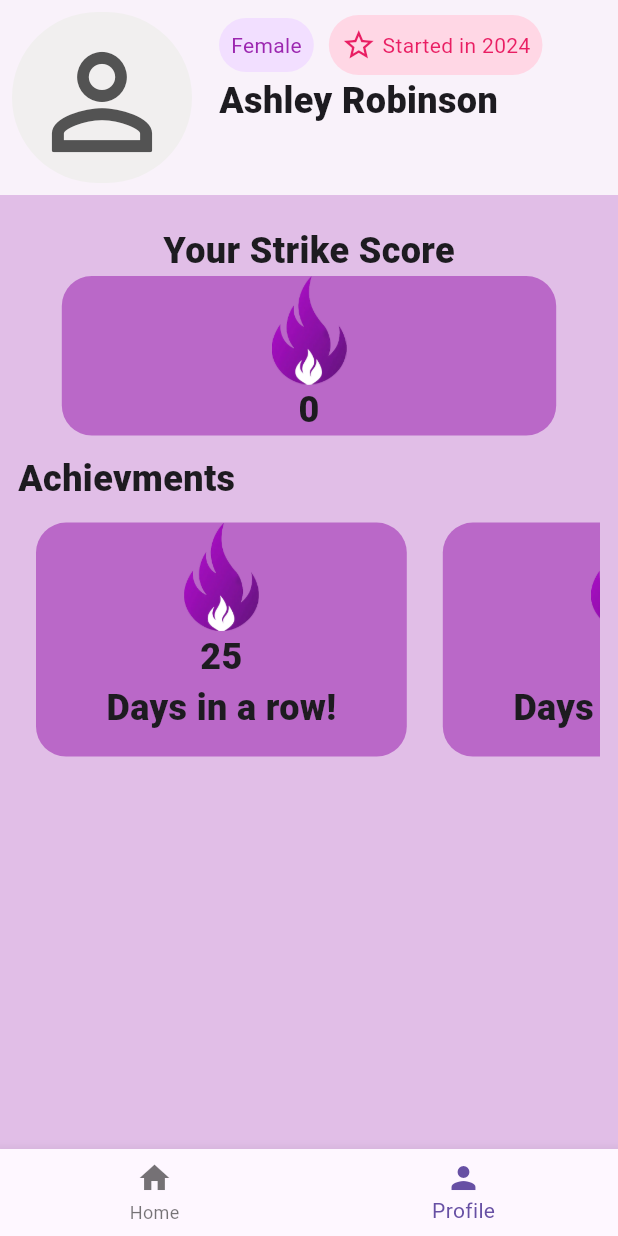
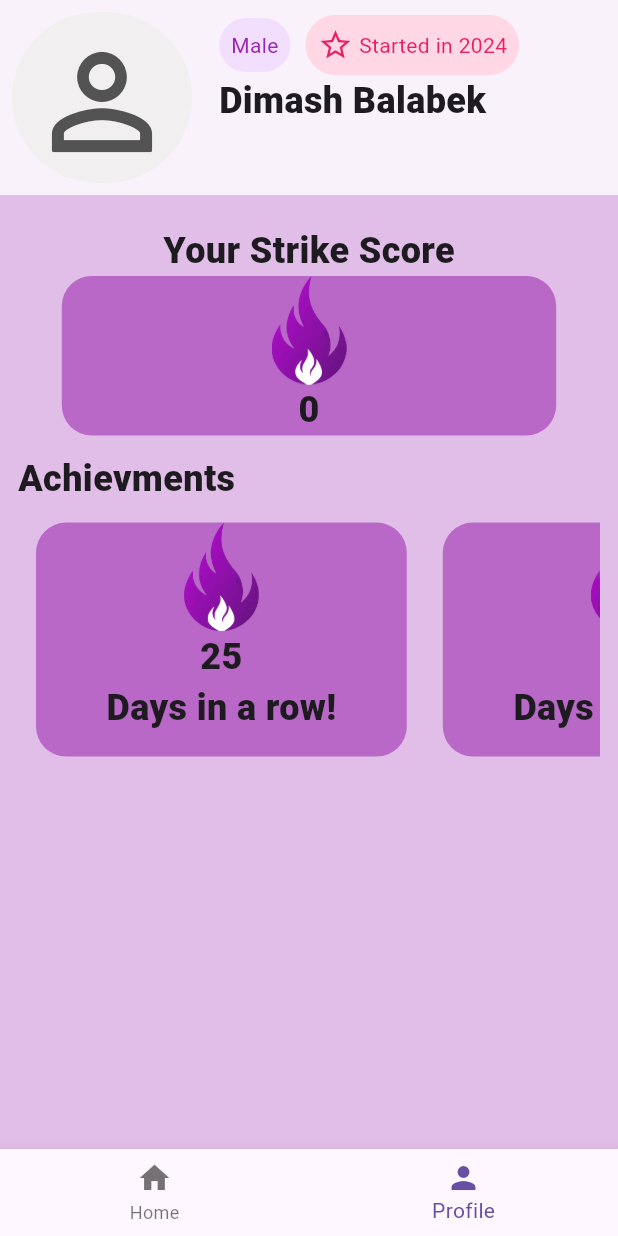
Before and after one commit to dimashbalabek/flutter_lvl5_project, a Flutter app: the HomePage screen opened directly, item 2 of the bottom bar chosen, on a phone screen of 412 x 824 dp. Run offline on Flutter 3.47's test engine with Material 3 defaults, Android fonts, the phone set to English and light mode, and no system bars; our stand-ins replace flutter_slidable, font_awesome_flutter, hive, hive_flutter, introduction_screen; accounts and stored records are empty; statements that could not run were skipped.

Commit message:
fixed and added new features

```diff
--- a/lib/Home.dart
+++ b/lib/Home.dart
@@ -1,4 +1,5 @@
 import 'package:flutter/material.dart';
+import 'package:flutter_lvl5_project/data.dart';
 import 'package:flutter_lvl5_project/data/habit_database.dart';
 import 'package:flutter_lvl5_project/util/date_container.dart';
 import 'package:flutter_lvl5_project/util/habit_settings_box.dart';
@@ -17,23 +18,80 @@ class HomePage extends StatefulWidget {
 
 class _HomePageState extends State<HomePage> {
 
+  late User userData;
+
   HabitDatabase db = HabitDatabase();
+  bool? isNewStrikeDay1;
   final _myBox = Hive.box("Habit_Database");
+  final _mybox0 = Hive.box("Box_Sign");
   var index1Foruk;
   int _selectedIndex = 0;
 
+
+
   @override
+
+  void TheNewDayShower(){
+    if (isNewStrikeDay1 == true) {
+    ScaffoldMessenger.of(context).showSnackBar(
+      SnackBar(
+        backgroundColor: Colors.purple[100],
+        content: Container(
+          decoration: BoxDecoration(
+            color: Colors.white,
+            borderRadius: BorderRadius.circular(16)
+          ),
+          height: MediaQuery.of(context).size.width*0.5,
+          width: MediaQuery.of(context).size.width*0.8,
+          child: Column(
+            children: [
+              Image.asset("assets/day_strike_continues.png", width: 200,),
+              Text("CONGRATULATIONS ON THE NEW STRIKE DAY!", style: TextStyle(color: Colors.black, fontWeight: FontWeight.w900)),
+            ],
+          ),
+        ),
+        duration: Duration(seconds: 3),
+      ),
+    );
+
+    setState(() {
+      isNewStrikeDay1 = false;
+      _myBox.put("IS_NEW_DAY", false);
+    });
+  } else {
+    isNewStrikeDay1 = false;
+  }
+  }
   void initState() {
+
     if (_myBox.get("CURRENT_HABIT_LIST") == null) {
       db.createDefaultData();
     } else {
       db.loadData();
     }
 
+    isNewStrikeDay1 = _myBox.get("IS_NEW_DAY");
+    print(isNewStrikeDay1);
+
+    userData = User(
+      name: _mybox0.get("USER_NAME"),
+      gender: _mybox0.get("USER_GENDER"),
+      age: _mybox0.get("USER_AGE"),
+      email: _mybox0.get("USER_NAME"),
+      password: _mybox0.get("USER_NAME")
+      );
+      print(userData.name);
+
     index1Foruk = db.habitListOfAllTime.length - 1;
     db.updateDatabase();
     super.initState();
+  WidgetsBinding.instance.addPostFrameCallback((_) {
+    TheNewDayShower();
+  });
   }
+
+
+
 
   void _onItemTapped(int index) {
     setState(() {
@@ -42,6 +100,7 @@ class _HomePageState extends State<HomePage> {
   }
 
   void checkboxTapped(bool? newValue, int index) {
+
     setState(() {
       db.todaysHabitList[index][1] = newValue;
       db.habitListOfAllTime[db.habitListOfAllTime.length - 1][index][1] = newValue;
@@ -193,7 +252,7 @@ class _HomePageState extends State<HomePage> {
                                     color: Color.fromARGB(255, 242, 223, 255),
                                     borderRadius: BorderRadius.circular(30)
                                   ),
-                                  child: Text("Female", style: TextStyle(color: Colors.purple),),
+                                  child: Text(userData.gender, style: TextStyle(color: Colors.purple),),
                                 ),
                                 SizedBox(width: 10,),
                                 Container(
@@ -213,7 +272,7 @@ class _HomePageState extends State<HomePage> {
                               ],
                             ),
 
-                            Text("Ashley Robinson", style: TextStyle(fontSize: 24, fontWeight: FontWeight.w900),)
+                            Text(userData.name, style: TextStyle(fontSize: 24, fontWeight: FontWeight.w900),)
                           ],
                         ),
                       )
--- a/lib/data.dart
+++ b/lib/data.dart
@@ -1,26 +1,38 @@
+import 'package:hive/hive.dart';
 
-class User {
-  String name = "";
-  String gender = "";
-  String email = "";
-  String password = "";
-  String age = "";
+
+@HiveType(typeId: 1)
+class User extends HiveObject {
+  @HiveField(0)
+  String name;
+
+  @HiveField(1)
+  String gender;
+
+  @HiveField(2)
+  String age;
+
+  @HiveField(3)
+  String email;
+
+  @HiveField(4)
+  String password;
 
   User({
     required this.name,
     required this.gender,
     required this.age,
     required this.email,
-    required this.password
+    required this.password,
   });
 }
 
-List<User>  usersData = [
+List<User> usersData = [
   User(
     name: "Dimash Balabek",
     gender: "Male",
-    age: "",
-    email: "@",
+    age: "17",
+    email: "dimash@example.com",
     password: "123",
-    )
+  ),
 ];
--- a/lib/data/habit_database.dart
+++ b/lib/data/habit_database.dart
@@ -6,6 +6,7 @@ final _myBox = Hive.box('Habit_Database');
 
 class HabitDatabase {
   var lastd = DateTime.now();
+  bool isNewStrikeDay = false;
   int day_strike = 0;
   List todaysHabitList = [];
   List habitListOfAllTime = [];
@@ -30,6 +31,7 @@ class HabitDatabase {
 
     _myBox.put("START_DATE", todaysDateFormatted());
     _myBox.put("DAY_STRIKE", 0);
+    _myBox.put("IS_NEW_DAY", false);
     _myBox.put("DATES", [todaysDateFormatted()]);
     _myBox.put("DATES_DATA", habitListOfAllTime);
 
@@ -65,7 +67,10 @@ class HabitDatabase {
       }
 
               if (count == todaysHabitList.length) {
+          _myBox.put("IS_NEW_DAY", true);
+          print("true is printed from database");
           day_strike+=1;
+
         }else if(count != todaysHabitList.length){
         }
 
--- a/pubspec.yaml
+++ b/pubspec.yaml
@@ -46,8 +46,8 @@ dependencies:
 dev_dependencies:
   flutter_test:
     sdk: flutter
-  hive_generator: ^1.1.3
-
+  build_runner: ^2.0.0
+  hive_generator: ^2.0.1
   # The "flutter_lints" package below contains a set of recommended lints to
   # encourage good coding practices. The lint set provided by the package is
   # activated in the `analysis_options.yaml` file located at the root of your
@@ -73,6 +73,7 @@ flutter:
   - assets/logo.png
   - assets/fire_strike.png
   - assets/fir_p.png
+  - assets/day_strike_continues.png
 
 
   # An image asset can refer to one or more resolution-specific "variants", see
```
Also changed, not shown: lib/SignInPage.dart (+7 -1 lines), assets/day_strike_continues.png (added), pubspec.lock.
